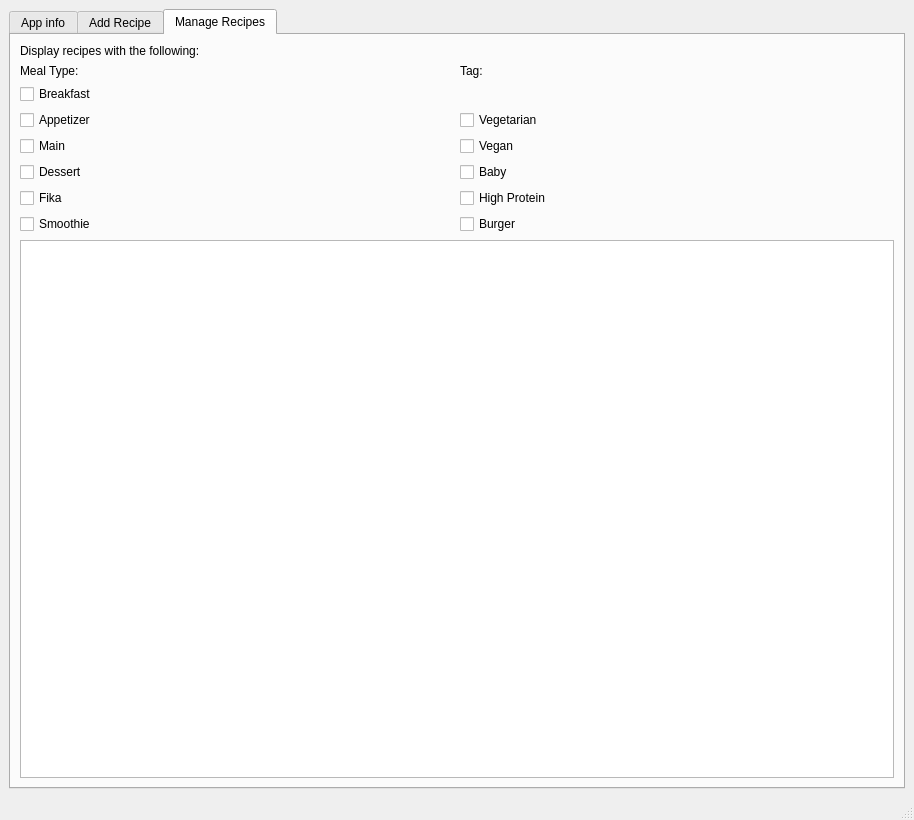
slevasse/foodinator, file main_window.ui: the form before one commit.
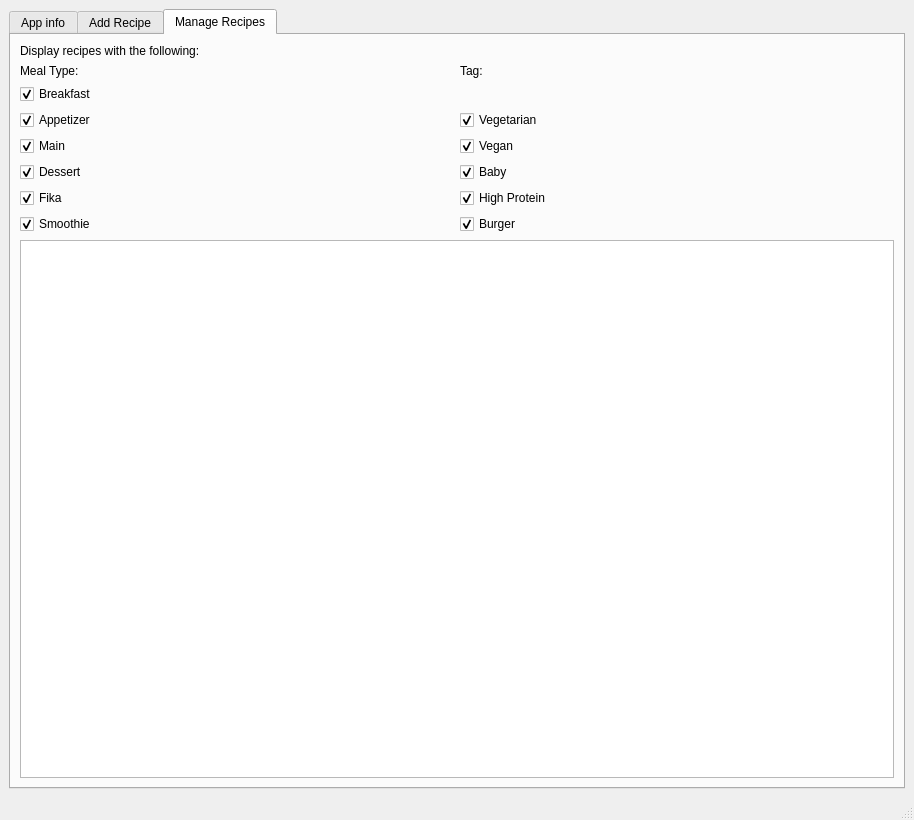
The form after the commit. The open tabs and pages were chosen to show the change.

What changed in the file:
```diff
--- a/main_window.ui
+++ b/main_window.ui
@@ -376,6 +376,9 @@
             <property name="text">
              <string>Burger</string>
             </property>
+            <property name="checked">
+             <bool>true</bool>
+            </property>
            </widget>
           </item>
           <item row="4" column="1">
@@ -383,6 +386,9 @@
             <property name="text">
              <string>Baby</string>
             </property>
+            <property name="checked">
+             <bool>true</bool>
+            </property>
            </widget>
           </item>
           <item row="5" column="0">
@@ -390,6 +396,9 @@
             <property name="text">
              <string>Fika</string>
             </property>
+            <property name="checked">
+             <bool>true</bool>
+            </property>
            </widget>
           </item>
           <item row="2" column="1">
@@ -397,6 +406,9 @@
             <property name="text">
              <string>Vegetarian</string>
             </property>
+            <property name="checked">
+             <bool>true</bool>
+            </property>
            </widget>
           </item>
           <item row="3" column="0">
@@ -404,6 +416,9 @@
             <property name="text">
              <string>Main</string>
             </property>
+            <property name="checked">
+             <bool>true</bool>
+            </property>
            </widget>
           </item>
           <item row="0" column="0">
@@ -425,6 +440,9 @@
             <property name="text">
              <string>Dessert</string>
             </property>
+            <property name="checked">
+             <bool>true</bool>
+            </property>
            </widget>
           </item>
           <item row="3" column="1">
@@ -432,6 +450,9 @@
             <property name="text">
              <string>Vegan</string>
             </property>
+            <property name="checked">
+             <bool>true</bool>
+            </property>
            </widget>
           </item>
           <item row="5" column="1">
@@ -439,6 +460,9 @@
             <property name="text">
              <string>High Protein</string>
             </property>
+            <property name="checked">
+             <bool>true</bool>
+            </property>
            </widget>
           </item>
           <item row="2" column="0">
@@ -446,6 +470,9 @@
             <property name="text">
              <string>Appetizer</string>
             </property>
+            <property name="checked">
+             <bool>true</bool>
+            </property>
            </widget>
           </item>
           <item row="6" column="0">
@@ -453,6 +480,9 @@
             <property name="text">
              <string>Smoothie</string>
             </property>
+            <property name="checked">
+             <bool>true</bool>
+            </property>
            </widget>
           </item>
           <item row="1" column="0">
@@ -460,6 +490,9 @@
             <property name="text">
              <string>Breakfast</string>
             </property>
+            <property name="checked">
+             <bool>true</bool>
+            </property>
            </widget>
           </item>
          </layout>
```
Left out of the diff: 44 changed lines with no effect on the pictures.
